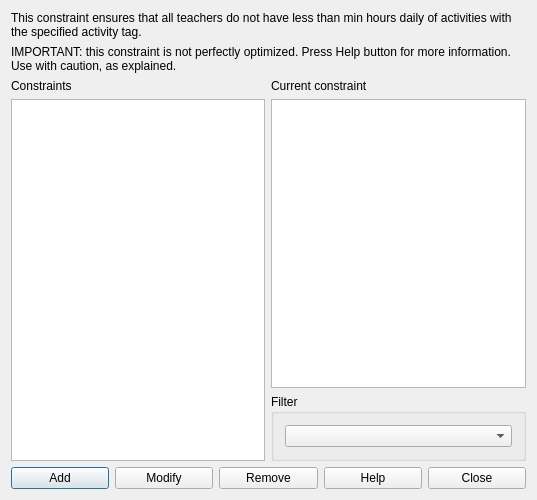
First picture: the form in fet/src/interface/constraintteachersactivitytagminhoursdailyform_template.ui, repository vonmecheln/fet, before the edit.
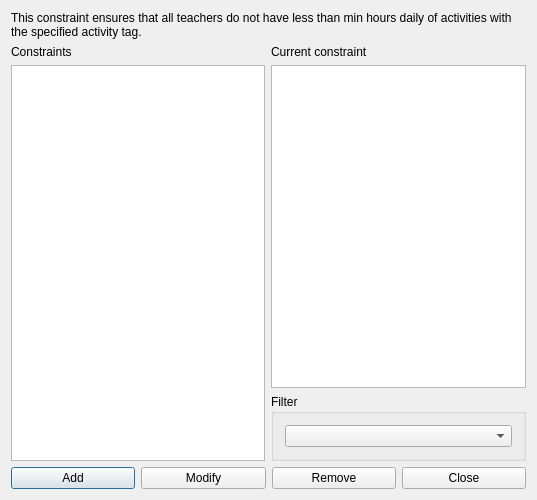
Second picture: the form after the edit.

What changed in the file:
```diff
--- a/fet/src/interface/constraintteachersactivitytagminhoursdailyform_template.ui
+++ b/fet/src/interface/constraintteachersactivitytagminhoursdailyform_template.ui
@@ -14,6 +14,38 @@
    <string extracomment="This is the title of the dialog in which you see the list of all constraints of this type">Constraints teachers activity tag min hours daily</string>
   </property>
   <layout class="QGridLayout" name="gridLayout_2">
+   <item row="3" column="0" colspan="2">
+    <layout class="QHBoxLayout" name="horizontalLayout">
+     <item>
+      <widget class="QPushButton" name="addConstraintPushButton">
+       <property name="text">
+        <string>Add</string>
+       </property>
+      </widget>
+     </item>
+     <item>
+      <widget class="QPushButton" name="modifyConstraintPushButton">
+       <property name="text">
+        <string>Modify</string>
+       </property>
+      </widget>
+     </item>
+     <item>
+      <widget class="QPushButton" name="removeConstraintPushButton">
+       <property name="text">
+        <string>Remove</string>
+       </property>
+      </widget>
+     </item>
+     <item>
+      <widget class="QPushButton" name="closePushButton">
+       <property name="text">
+        <string>Close</string>
+       </property>
+      </widget>
+     </item>
+    </layout>
+   </item>
    <item row="0" column="0" colspan="2">
     <widget class="QLabel" name="textLabel1">
      <property name="sizePolicy">
@@ -30,23 +62,19 @@
      </property>
     </widget>
    </item>
-   <item row="1" column="0" colspan="2">
-    <widget class="QLabel" name="label">
-     <property name="sizePolicy">
-      <sizepolicy hsizetype="Minimum" vsizetype="Minimum">
-       <horstretch>0</horstretch>
-       <verstretch>0</verstretch>
-      </sizepolicy>
+   <item row="2" column="1">
+    <widget class="QGroupBox" name="filterGroupBox">
+     <property name="title">
+      <string>Filter</string>
      </property>
-     <property name="text">
-      <string>IMPORTANT: this constraint is not perfectly optimized. Press Help button for more information. Use with caution, as explained.</string>
-     </property>
-     <property name="wordWrap">
-      <bool>true</bool>
-     </property>
+     <layout class="QGridLayout" name="gridLayout">
+      <item row="0" column="0">
+       <widget class="QComboBox" name="activityTagsComboBox"/>
+      </item>
+     </layout>
     </widget>
    </item>
-   <item row="2" column="0" rowspan="2">
+   <item row="1" column="0" rowspan="2">
     <layout class="QVBoxLayout" name="verticalLayout">
      <item>
       <widget class="QLabel" name="constraintsTextLabel">
@@ -69,7 +97,7 @@
      </item>
     </layout>
    </item>
-   <item row="2" column="1">
+   <item row="1" column="1">
     <layout class="QVBoxLayout" name="verticalLayout_2">
      <item>
       <widget class="QLabel" name="currentConstraintTextLabel">
@@ -86,57 +114,6 @@
      </item>
     </layout>
    </item>
-   <item row="3" column="1">
-    <widget class="QGroupBox" name="filterGroupBox">
-     <property name="title">
-      <string>Filter</string>
-     </property>
-     <layout class="QGridLayout" name="gridLayout">
-      <item row="0" column="0">
-       <widget class="QComboBox" name="activityTagsComboBox"/>
-      </item>
-     </layout>
-    </widget>
-   </item>
-   <item row="4" column="0" colspan="2">
-    <layout class="QHBoxLayout" name="horizontalLayout">
-     <item>
-      <widget class="QPushButton" name="addConstraintPushButton">
-       <property name="text">
-        <string>Add</string>
-       </property>
-      </widget>
-     </item>
-     <item>
-      <widget class="QPushButton" name="modifyConstraintPushButton">
-       <property name="text">
-        <string>Modify</string>
-       </property>
-      </widget>
-     </item>
-     <item>
-      <widget class="QPushButton" name="removeConstraintPushButton">
-       <property name="text">
-        <string>Remove</string>
-       </property>
-      </widget>
-     </item>
-     <item>
-      <widget class="QPushButton" name="helpPushButton">
-       <property name="text">
-        <string>Help</string>
-       </property>
-      </widget>
-     </item>
-     <item>
-      <widget class="QPushButton" name="closePushButton">
-       <property name="text">
-        <string>Close</string>
-       </property>
-      </widget>
-     </item>
-    </layout>
-   </item>
   </layout>
  </widget>
  <layoutdefault spacing="6" margin="11"/>
```
